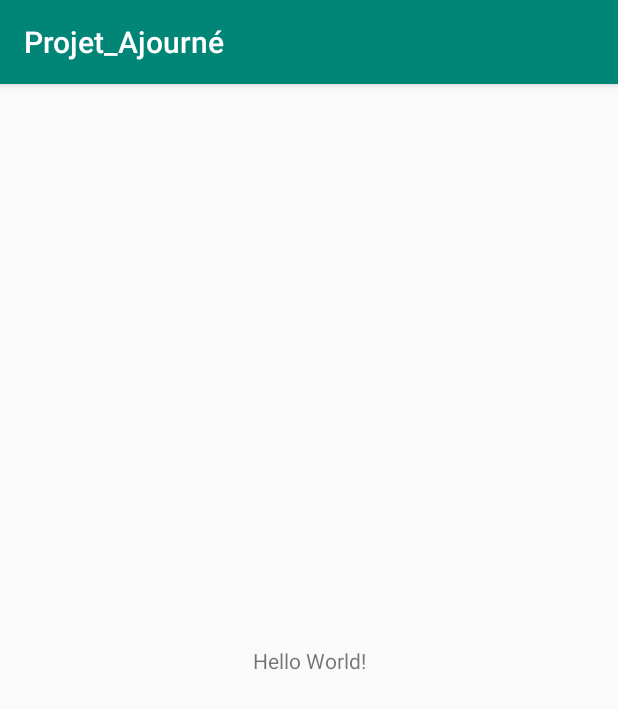
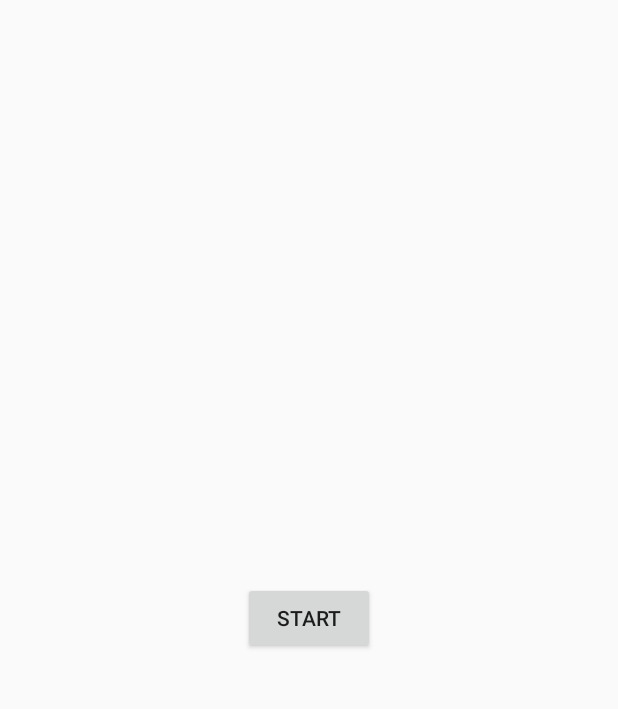
Before and after one commit to etudiant29001227/Projet_Ajourne, an Android app: the screen it shows after launch (MainActivity), on a phone screen of 412 x 824 dp. Shown: the top 709 px of the screen. Run offline under Robolectric (Android 15) with nearby library versions, the phone set to English and light mode, and no system bars.

Commit message:
first commit

```diff
--- a/app/build.gradle
+++ b/app/build.gradle
@@ -25,4 +25,5 @@ dependencies {
     testImplementation 'junit:junit:4.12'
     androidTestImplementation 'com.android.support.test:runner:1.0.2'
     androidTestImplementation 'com.android.support.test.espresso:espresso-core:3.0.2'
+    implementation 'com.android.support:recyclerview-v7:28.0.0'
 }
--- a/app/src/main/AndroidManifest.xml
+++ b/app/src/main/AndroidManifest.xml
@@ -7,8 +7,10 @@
         android:icon="@mipmap/ic_launcher"
         android:label="@string/app_name"
         android:roundIcon="@mipmap/ic_launcher_round"
+        android:screenOrientation="landscape"
         android:supportsRtl="true"
         android:theme="@style/AppTheme">
+        <activity android:name=".GameActivity"></activity>
         <activity android:name=".MainActivity">
             <intent-filter>
                 <action android:name="android.intent.action.MAIN" />
--- a/app/src/main/java/com/example/projet_ajourn/MainActivity.java
+++ b/app/src/main/java/com/example/projet_ajourn/MainActivity.java
@@ -1,13 +1,33 @@
 package com.example.projet_ajourn;
 
+import android.content.Intent;
 import android.support.v7.app.AppCompatActivity;
 import android.os.Bundle;
+import android.view.View;
+import android.view.View.OnClickListener;
+import android.widget.Button;
 
-public class MainActivity extends AppCompatActivity {
+
+public class MainActivity extends AppCompatActivity{
+
+    private Button start;
 
     @Override
     protected void onCreate(Bundle savedInstanceState) {
         super.onCreate(savedInstanceState);
         setContentView(R.layout.activity_main);
+        this.start = findViewById(R.id.start);
+        start.setOnClickListener(new OnClickListener(){
+
+            @Override
+            public void onClick(View view) {
+                Intent otherActivity = new Intent(getApplicationContext(),GameActivity.class);
+                startActivity(otherActivity);
+                finish();
+
+            }
+        });
+
+
     }
 }
--- a/app/src/main/res/layout/activity_main.xml
+++ b/app/src/main/res/layout/activity_main.xml
@@ -6,10 +6,11 @@
     android:layout_height="match_parent"
     tools:context=".MainActivity">
 
-    <TextView
+    <Button
+        android:id="@+id/start"
         android:layout_width="wrap_content"
         android:layout_height="wrap_content"
-        android:text="Hello World!"
+        android:text="Start"
         app:layout_constraintBottom_toBottomOf="parent"
         app:layout_constraintLeft_toLeftOf="parent"
         app:layout_constraintRight_toRightOf="parent"
--- a/app/src/main/res/values/styles.xml
+++ b/app/src/main/res/values/styles.xml
@@ -1,7 +1,7 @@
 <resources>
 
     <!-- Base application theme. -->
-    <style name="AppTheme" parent="Theme.AppCompat.Light.DarkActionBar">
+    <style name="AppTheme" parent="Theme.AppCompat.Light.NoActionBar">
         <!-- Customize your theme here. -->
         <item name="colorPrimary">@color/colorPrimary</item>
         <item name="colorPrimaryDark">@color/colorPrimaryDark</item>
```
Also changed, not shown: app/src/main/java/com/example/projet_ajourn/EtudiantView.java (added, +32 -0 lines), app/src/main/java/com/example/projet_ajourn/GameActivity.java (added, +16 -0 lines), app/src/main/res/layout/activity_game.xml (added, +21 -0 lines), app/src/main/res/drawable/floor.jpg (added).
